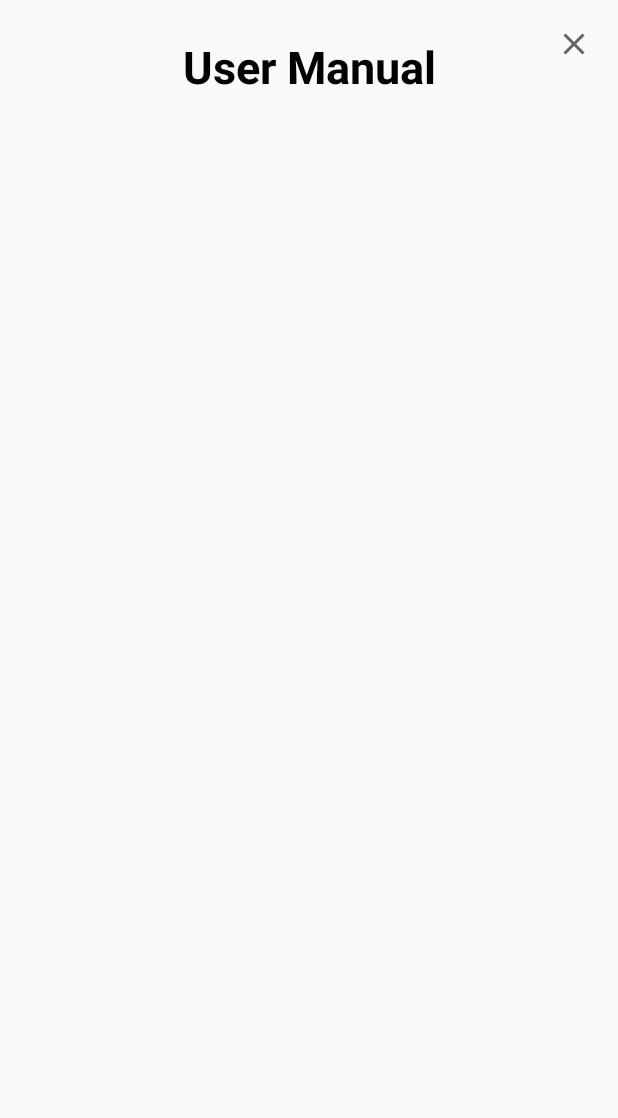
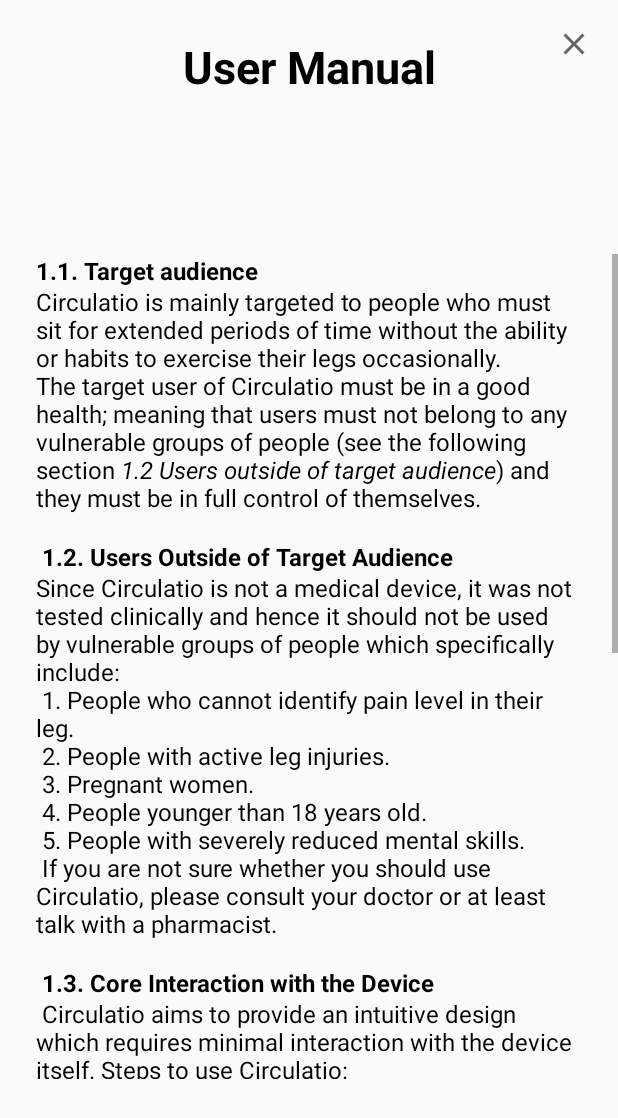
Before and after one commit to umuttkartal/sdp_app, an Android app: the UserManual screen opened directly, with no data from a screen before it, on a phone screen of 412 x 824 dp. Shown: the top 1118 px of the screen. Run offline under Robolectric (Android 15) with nearby library versions, the phone set to English and light mode, and no system bars.

Commit message:
Add user manual

```diff
--- a/app/src/main/AndroidManifest.xml
+++ b/app/src/main/AndroidManifest.xml
@@ -12,6 +12,11 @@
         <activity
             android:name=".UserManual"
             android:exported="true">
+            <intent-filter>
+                <action android:name="android.intent.action.MAIN" />
+
+                <category android:name="android.intent.category.LAUNCHER" />
+            </intent-filter>
         </activity>
         <activity
             android:name=".MassageSetup"
--- a/app/src/main/res/layout/activity_user_manual.xml
+++ b/app/src/main/res/layout/activity_user_manual.xml
@@ -21,17 +21,23 @@
 
     <ScrollView
         android:layout_width="match_parent"
-        android:layout_height="wrap_content"
-        android:layout_marginTop="1dp"
+        android:layout_height="550dp"
         app:layout_constraintBottom_toBottomOf="parent"
         app:layout_constraintEnd_toEndOf="parent"
         app:layout_constraintStart_toStartOf="parent"
         app:layout_constraintTop_toBottomOf="@+id/userManual">
 
-        <LinearLayout
+        <TextView
             android:layout_width="match_parent"
-            android:layout_height="wrap_content"
-            android:orientation="vertical" />
+            android:layout_height="550dp"
+            android:layout_marginLeft="24dp"
+            android:layout_marginRight="24dp"
+            android:orientation="vertical"
+            android:text="@string/user_manual_text"
+            android:textColor="@color/black"
+            android:textSize="16sp"
+
+            />
     </ScrollView>
 
     <ImageButton
--- a/app/src/main/res/values/strings.xml
+++ b/app/src/main/res/values/strings.xml
@@ -17,4 +17,40 @@
     <string name="start">START</string>
     <string name="turn_massage_on_off">Turn massage on/off</string>
     <string name="user_manual">User Manual</string>
+    <string name="user_manual_text"><b>1.1. Target audience</b>\nCirculatio is mainly targeted to people
+        who must sit for extended periods of time without the ability or habits to exercise their
+        legs occasionally. The target user of Circulatio must be in a good health; meaning that users
+        must not belong to any vulnerable groups of people (see the following section <i>1.2 Users outside
+            of target audience</i>) and they must be in full control of themselves.\n\n
+        <b>1.2. Users Outside of Target Audience</b>\nSince Circulatio is not a medical device, it was not
+        tested clinically and hence it should not be used by vulnerable groups of people which
+        specifically include:\n 1. People who cannot identify pain level in their leg.\n
+        2. People with active leg injuries.\n
+        3. Pregnant women.\n
+        4. People younger than 18 years old.\n
+        5. People with severely reduced mental skills.\n
+        If you are not sure whether you should use Circulatio, please consult your doctor or at least
+        talk with a pharmacist.\n\n
+        <b>1.3. Core Interaction with the Device</b>\n
+        Circulatio aims to provide an intuitive design which requires minimal interaction with the
+        device itself. Steps to use Circulatio:\n
+        1. Putting the device on.\n
+        2. Adapting the device to your leg size.\n
+        3. (App) Selecting the desired vibration type, intensity and massage length via app.\n
+        4. (App) Pressing the \'Start\' button to start the device.\n
+        5. (App, Optional) Pausing the massage and resuming massage again.\n
+        6. (App) Pressing the \'Stop\' button which turns the device off and returns it into initial position.\n
+        7. Taking the device off.\n
+        If you need any assistance while using the device, please also show this user manual to the person who assists you.\n\n
+
+        <b>1.4. Physical activity and Circulatio</b>\n
+        Even though Circulatio improves blood circulation, it cannot be used to substitute or reduce
+        healthy physical activity. Users should maintain the same level of physical activity (or ideally
+        increase their physical activity after observing one\'s long sedentary time) which they had
+        before starting to use Circulatio. By physical activity we refer to exercising, walking, running,
+        stretching one\'s legs and other similar activities. These activities not only improve person\'s
+        blood circulation but also provide other health benefits such as strengthen your joins, improve metabolism,
+        reduce risk of various diseases, improve mental health and mood, etc, which Circulatio obviously cannot provide.
+
+    </string>
 </resources>
```
